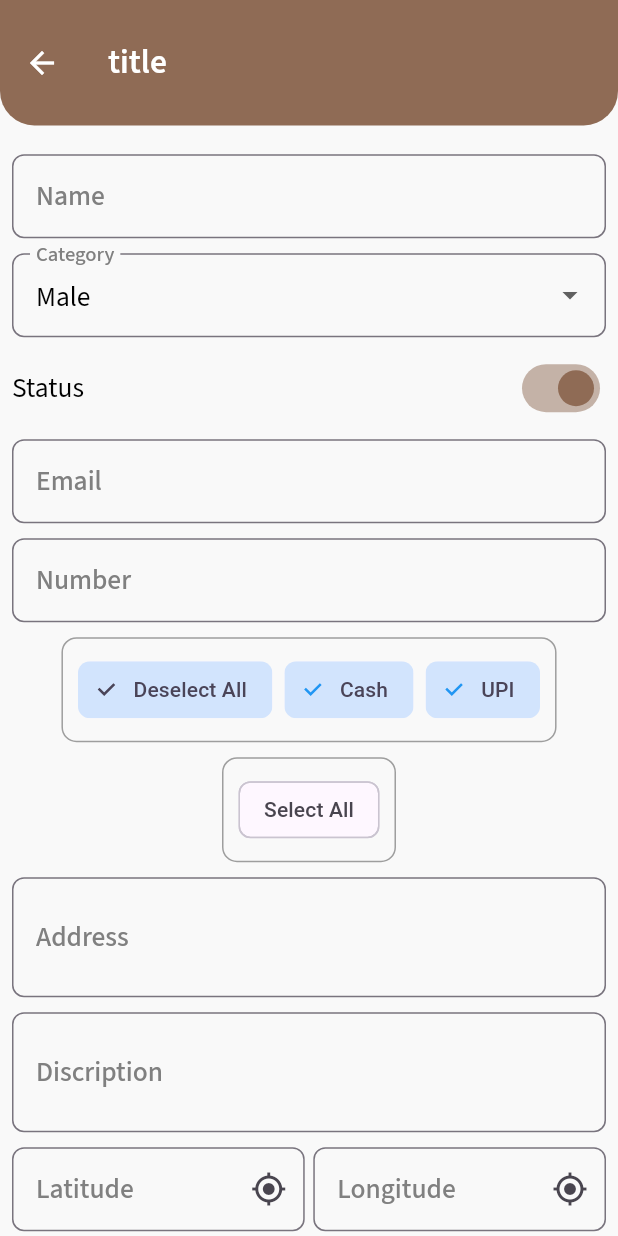
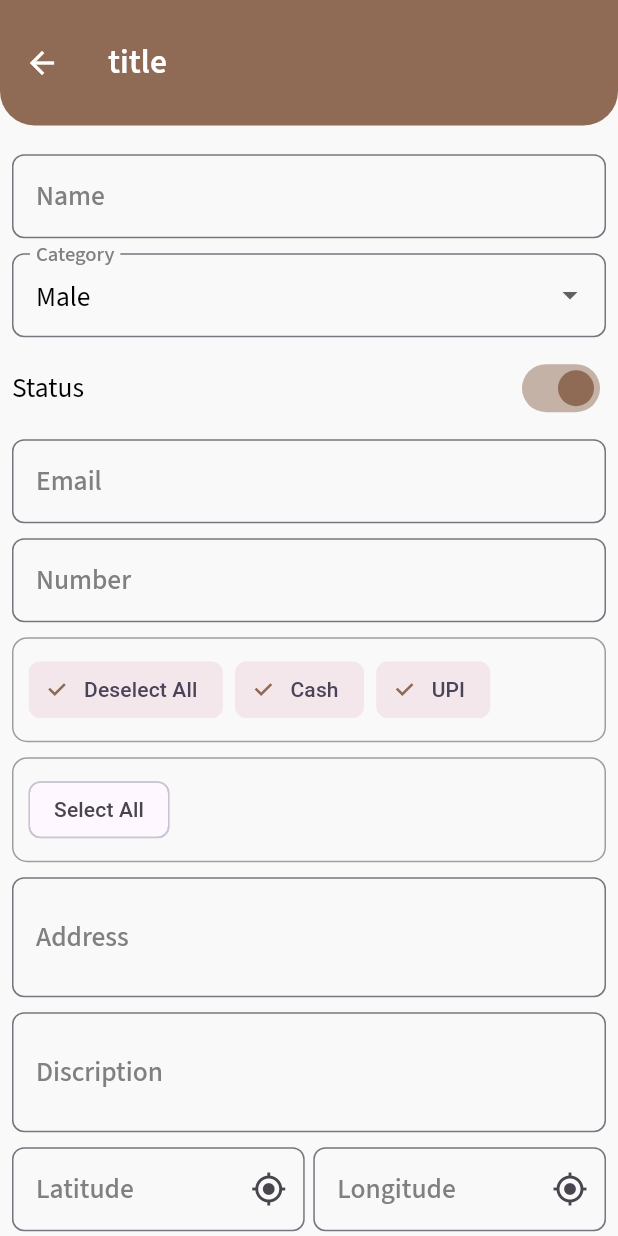
Before and after one commit to drax6055/admin_ifloriana, a Flutter app: the Postbranchesscreen screen opened by its route, after a tap on "Select All", on a phone screen of 412 x 824 dp. Run offline on Flutter 3.47's test engine with Material 3 defaults, Android fonts, the phone set to English and light mode, and no system bars; our stand-ins replace dio, file_picker, fl_chart, flutter_dotenv, flutter_screenutil, flutter_secure_storage and 6 more; missing offline and left inert: razorpay_flutter, step_progress; accounts and stored records are empty.

```diff
--- a/lib/ui/drawer/branches/post_branches_screena.dart/postBranchesScreen.dart
+++ b/lib/ui/drawer/branches/post_branches_screena.dart/postBranchesScreen.dart
@@ -112,6 +112,8 @@ class Postbranchesscreen extends StatelessWidget {
                   ),
                 ],
               )
+
+              //pincode field
             ],
           ),
         ),
@@ -145,9 +147,8 @@ class Postbranchesscreen extends StatelessWidget {
         crossAxisAlignment: CrossAxisAlignment.start,
         children: [
           ConstrainedBox(
-            constraints: BoxConstraints(
-              maxHeight: 120, // Maximum height of 120
-            ),
+            constraints:
+                BoxConstraints(maxHeight: 120, minWidth: double.infinity),
             child: Container(
               padding: EdgeInsets.all(10),
               decoration: BoxDecoration(
@@ -173,6 +174,7 @@ class Postbranchesscreen extends StatelessWidget {
                       },
                       disabledColor: secondaryColor.withOpacity(0.2),
                       selectedColor: primaryColor.withOpacity(0.2),
+                      checkmarkColor: primaryColor,
                     ),
 
                     // Service Chips
@@ -190,6 +192,7 @@ class Postbranchesscreen extends StatelessWidget {
                           }
                         },
                         selectedColor: primaryColor.withOpacity(0.2),
+                        checkmarkColor: primaryColor,
                       );
                     }).toList(),
                   ],
@@ -211,9 +214,8 @@ class Postbranchesscreen extends StatelessWidget {
         crossAxisAlignment: CrossAxisAlignment.start,
         children: [
           ConstrainedBox(
-            constraints: BoxConstraints(
-              maxHeight: 120, // Limit max height to 120
-            ),
+            constraints:
+                BoxConstraints(maxHeight: 120, minWidth: double.infinity),
             child: Container(
               padding: EdgeInsets.all(10),
               decoration: BoxDecoration(
@@ -237,8 +239,9 @@ class Postbranchesscreen extends StatelessWidget {
                           getController.selectedPaymentMethod.clear();
                         }
                       },
-                      selectedColor: Colors.blue.withOpacity(0.2),
+                      selectedColor: secondaryColor.withOpacity(0.2),
                       disabledColor: Colors.grey[200],
+                      checkmarkColor: primaryColor,
                     ),
 
                     // Payment method chips
@@ -256,8 +259,8 @@ class Postbranchesscreen extends StatelessWidget {
                                 .remove(category);
                           }
                         },
-                        selectedColor: Colors.blue.withOpacity(0.2),
-                        checkmarkColor: Colors.blue,
+                        selectedColor: secondaryColor.withOpacity(0.2),
+                        checkmarkColor: primaryColor,
                       );
                     }).toList(),
                   ],
--- a/lib/ui/drawer/branches/post_branches_screena.dart/postBranchescontroller.dart
+++ b/lib/ui/drawer/branches/post_branches_screena.dart/postBranchescontroller.dart
@@ -45,8 +45,12 @@ class Postbranchescontroller extends GetxController {
   RxString locationText = "Press the button to get location".obs;
   final RxList<String> selectedPaymentMethod = <String>[].obs;
 
+  // In Postbranchescontroller
+  // var postalDetails = Rxn<Map<String, dynamic>>();
+
   var latController = TextEditingController();
   var lngController = TextEditingController();
+  // RxList<String> possibleLandmarks = <String>[].obs; // add this
 
   final List<String> dropdownItemSelectedCategory = [
     'Male',
@@ -80,7 +84,8 @@ class Postbranchescontroller extends GetxController {
 
   Future<void> fetchLocation() async {
     isLoading.value = true;
-          CustomSnackbar.showSuccess('Locatotion Featching: ', "Wait for a while we're Featching your location ");
+    CustomSnackbar.showSuccess('Location Fetching:',
+        "Wait for a while, we're fetching your location.");
     bool serviceEnabled = await Geolocator.isLocationServiceEnabled();
     if (!serviceEnabled) {
       await Geolocator.openLocationSettings();
@@ -106,6 +111,7 @@ class Postbranchescontroller extends GetxController {
     longitude.value = position.longitude.toString();
     isLoading.value = false;
   }
+
 
   Future onBranchAdd() async {
     final loginUser = await prefs.getUser();
@@ -136,7 +142,7 @@ class Postbranchescontroller extends GetxController {
         branchData,
         (json) => AddBranch.fromJson(json),
       );
-      CustomSnackbar.showSuccess('Succcess', 'Branch add Successfully');
+      CustomSnackbar.showSuccess('Success', 'Branch added successfully');
     } catch (e) {
       print('==> here Error: $e');
       CustomSnackbar.showError('Error', e.toString());
```
